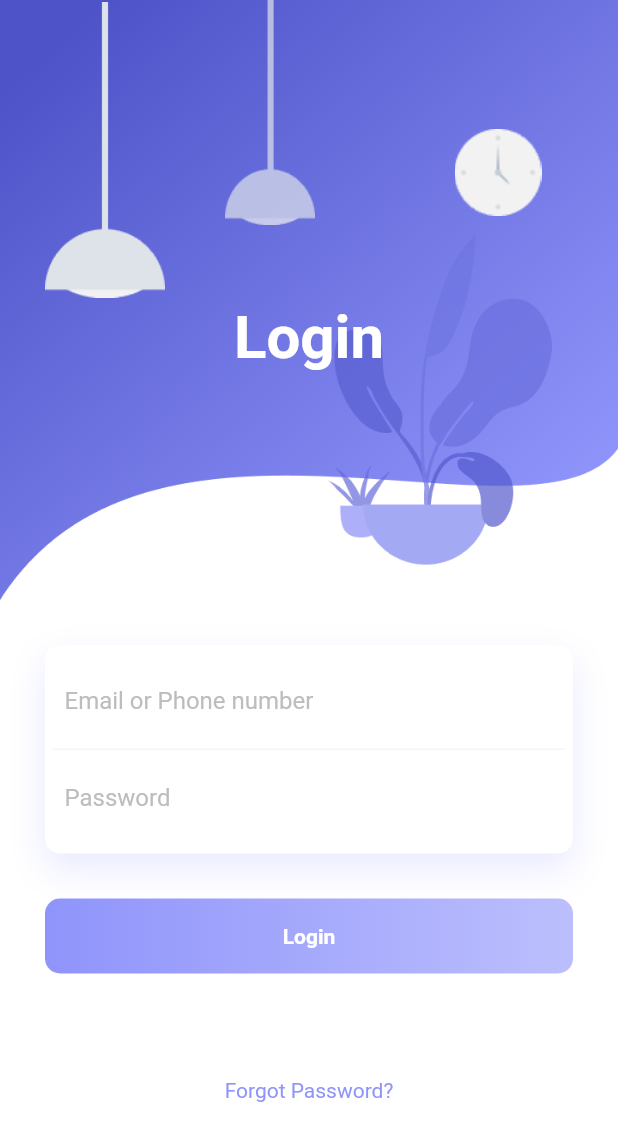
After one commit to hieu814/SmartLecture, a Flutter app: the Login screen opened directly, on a phone screen of 412 x 824 dp. The commit adds this screen. Shown: the top 1141 px of the screen. Run offline on Flutter 3.47's test engine with Material 2 defaults, Android fonts, the phone set to English and light mode, and no system bars; our stand-ins replace cloud_firestore, get_it, simple_animations, stacked; accounts and stored records are empty.

Commit message:
backup 2

```diff
--- a/smartlecture/lib/main.dart
+++ b/smartlecture/lib/main.dart
@@ -1,5 +1,6 @@
 import 'package:flutter/material.dart';
 import 'package:smartlecture/ui/modules/injection.dart';
+import 'package:smartlecture/ui/views/Login/Test.dart';
 import 'package:smartlecture/ui/views/Section/Section_view.dart';
 
 void main() async {
--- /dev/null
+++ b/smartlecture/lib/ui/views/Login/Login.dart
@@ -0,0 +1,166 @@
+import 'package:flutter/material.dart';
+import 'package:smartlecture/widgets/common/FadeAnimation.dart';
+
+class Login extends StatelessWidget {
+  @override
+  Widget build(BuildContext context) {
+    return Scaffold(
+        backgroundColor: Colors.white,
+        body: SingleChildScrollView(
+          child: Container(
+            child: Column(
+              children: <Widget>[
+                Container(
+                  height: 400,
+                  decoration: BoxDecoration(
+                      image: DecorationImage(
+                          image: AssetImage('assets/images/background.png'),
+                          fit: BoxFit.fill)),
+                  child: Stack(
+                    children: <Widget>[
+                      Positioned(
+                        left: 30,
+                        width: 80,
+                        height: 200,
+                        child: FadeAnimation(
+                            1,
+                            Container(
+                              decoration: BoxDecoration(
+                                  image: DecorationImage(
+                                      image: AssetImage(
+                                          'assets/images/light-1.png'))),
+                            )),
+                      ),
+                      Positioned(
+                        left: 140,
+                        width: 80,
+                        height: 150,
+                        child: FadeAnimation(
+                            1.3,
+                            Container(
+                              decoration: BoxDecoration(
+                                  image: DecorationImage(
+                                      image: AssetImage(
+                                          'assets/images/light-2.png'))),
+                            )),
+                      ),
+                      Positioned(
+                        right: 40,
+                        top: 40,
+                        width: 80,
+                        height: 150,
+                        child: FadeAnimation(
+                            1.5,
+                            Container(
+                              decoration: BoxDecoration(
+                                  image: DecorationImage(
+                                      image: AssetImage(
+                                          'assets/images/clock.png'))),
+                            )),
+                      ),
+                      Positioned(
+                        child: FadeAnimation(
+                            1.6,
+                            Container(
+                              margin: EdgeInsets.only(top: 50),
+                              child: Center(
+                                child: Text(
+                                  "Login",
+                                  style: TextStyle(
+                                      color: Colors.white,
+                                      fontSize: 40,
+                                      fontWeight: FontWeight.bold),
+                                ),
+                              ),
+                            )),
+                      )
+                    ],
+                  ),
+                ),
+                Padding(
+                  padding: EdgeInsets.all(30.0),
+                  child: Column(
+                    children: <Widget>[
+                      FadeAnimation(
+                          1.8,
+                          Container(
+                            padding: EdgeInsets.all(5),
+                            decoration: BoxDecoration(
+                                color: Colors.white,
+                                borderRadius: BorderRadius.circular(10),
+                                boxShadow: [
+                                  BoxShadow(
+                                      color: Color.fromRGBO(143, 148, 251, .2),
+                                      blurRadius: 20.0,
+                                      offset: Offset(0, 10))
+                                ]),
+                            child: Column(
+                              children: <Widget>[
+                                Container(
+                                  padding: EdgeInsets.all(8.0),
+                                  decoration: BoxDecoration(
+                                      border: Border(
+                                          bottom: BorderSide(
+                                              color: Colors.grey[100]))),
+                                  child: TextField(
+                                    decoration: InputDecoration(
+                                        border: InputBorder.none,
+                                        hintText: "Email or Phone number",
+                                        hintStyle:
+                                            TextStyle(color: Colors.grey[400])),
+                                  ),
+                                ),
+                                Container(
+                                  padding: EdgeInsets.all(8.0),
+                                  child: TextField(
+                                    decoration: InputDecoration(
+                                        border: InputBorder.none,
+                                        hintText: "Password",
+                                        hintStyle:
+                                            TextStyle(color: Colors.grey[400])),
+                                  ),
+                                )
+                              ],
+                            ),
+                          )),
+                      SizedBox(
+                        height: 30,
+                      ),
+                      FadeAnimation(
+                          2,
+                          Container(
+                            height: 50,
+                            decoration: BoxDecoration(
+                                borderRadius: BorderRadius.circular(10),
+                                gradient: LinearGradient(colors: [
+                                  Color.fromRGBO(143, 148, 251, 1),
+                                  Color.fromRGBO(143, 148, 251, .6),
+                                ])),
+                            child: Center(
+                              child: Text(
+                                "Login",
+                                style: TextStyle(
+                                    color: Colors.white,
+                                    fontWeight: FontWeight.bold),
+                              ),
+                            ),
+                          )),
+                      SizedBox(
+                        height: 70,
+                      ),
+                      FadeAnimation(
+                          1.5,
+                          Text(
+                            "Forgot Password?",
+                            style: TextStyle(
+                                color: Color.fromRGBO(143, 148, 251, 1)),
+                          )),
+                    ],
+                  ),
+                )
+              ],
+            ),
+          ),
+        ));
+  }
+}
--- a/smartlecture/lib/ui/views/SECTION/SECTION_view.dart
+++ b/smartlecture/lib/ui/views/SECTION/SECTION_view.dart
@@ -32,6 +32,7 @@ class _SECTIONState extends State<SECTION> {
         onModelReady: (model) => SectionViewModel(),
         builder: (context, model, child) => Scaffold(
               key: getIt.get<MyGlobals>().scaffoldKey,
+              resizeToAvoidBottomInset: false,
               appBar: PreferredSize(
                 preferredSize: Size.fromHeight(40.0),
                 child: AppBar(
@@ -74,6 +75,7 @@ class _SECTIONState extends State<SECTION> {
                                     return Component(
                                       data: model.getdatas()[index],
                                       onDataChange: (data) {
+                                        print(data.toString());
                                         model.updateComponent(data, index);
                                       },
                                     );
--- /dev/null
+++ b/smartlecture/lib/widgets/common/FadeAnimation.dart
@@ -0,0 +1,32 @@
+import 'package:flutter/material.dart';
+import 'package:simple_animations/simple_animations.dart';
+
+class FadeAnimation extends StatelessWidget {
+  final double delay;
+  final Widget child;
+
+  FadeAnimation(this.delay, this.child);
+
+  @override
+  Widget build(BuildContext context) {
+    final tween = MultiTrackTween([
+      Track("opacity")
+          .add(Duration(milliseconds: 500), Tween(begin: 0.0, end: 1.0)),
+      Track("translateY").add(
+          Duration(milliseconds: 500), Tween(begin: -30.0, end: 0.0),
+          curve: Curves.easeOut)
+    ]);
+
+    return ControlledAnimation(
+      delay: Duration(milliseconds: (500 * delay).round()),
+      duration: tween.duration,
+      tween: tween,
+      child: child,
+      builderWithChild: (context, child, animation) => Opacity(
+        opacity: animation["opacity"],
+        child: Transform.translate(
+            offset: Offset(0, animation["translateY"]), child: child),
+      ),
+    );
+  }
+}
```
Also changed, not shown: smartlecture/lib/models/user.dart (added, +65 -0 lines), smartlecture/lib/ui/views/Login/Test.dart (added, +152 -0 lines), smartlecture/lib/widgets/ResizebleText.dart (+19 -27 lines), smartlecture/lib/widgets/manage/EditText.dart (added, +108 -0 lines), smartlecture/pubspec.yaml (+8 -4 lines), smartlecture/assets/images/background.png (added), smartlecture/assets/images/clock.png (added), smartlecture/assets/images/light-1.png (added), smartlecture/assets/images/light-2.png (added), smartlecture/pubspec.lock, 4 other files.
